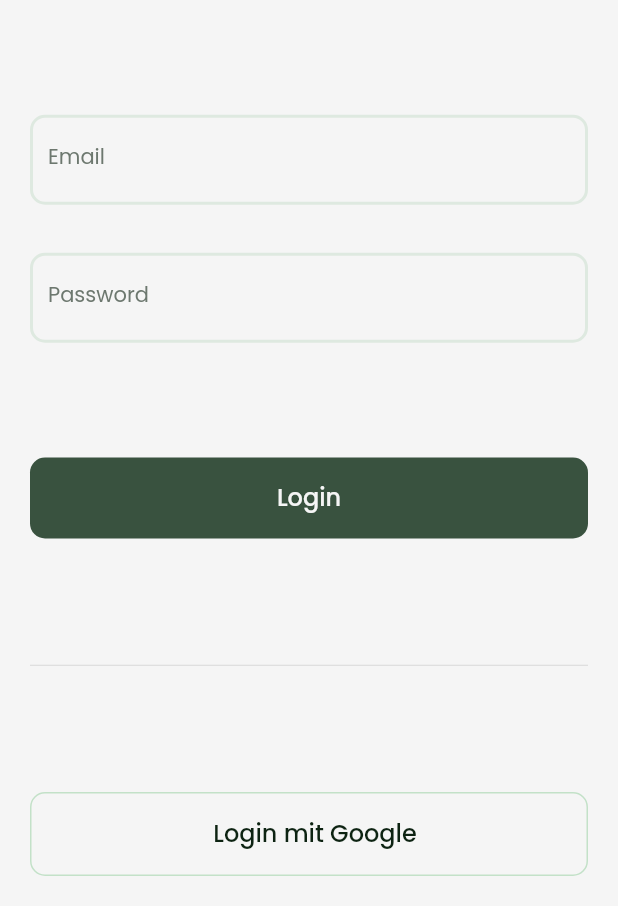
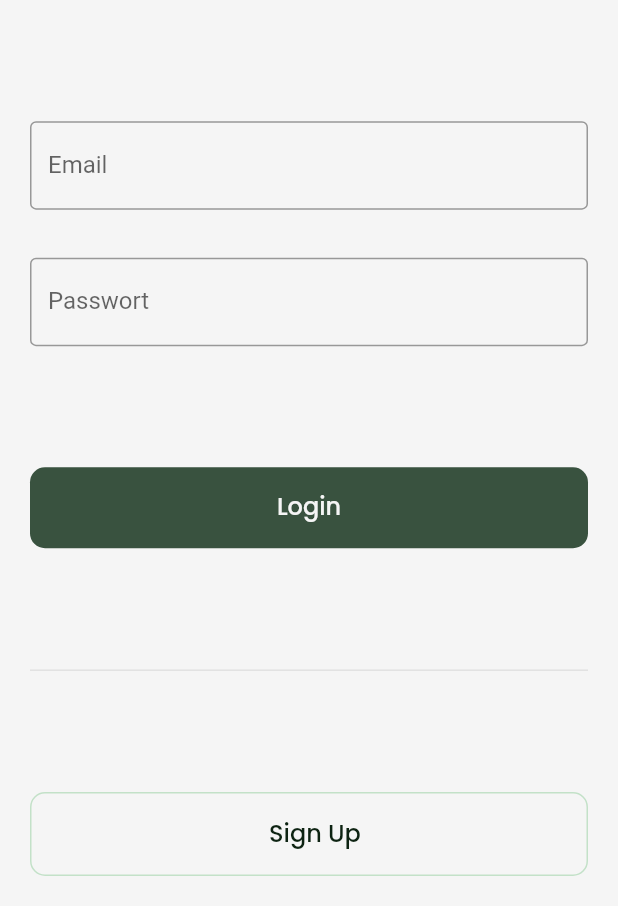
Before and after one commit to hanna-kr/grootly_app, a Flutter app: the LoginPage screen opened by its route, on a phone screen of 412 x 824 dp, the part 330-1236 px from its top. Run offline on Flutter 3.47's test engine with Material 2 defaults, Android fonts, the phone set to English and light mode, and no system bars; our stand-ins replace cloud_firestore, firebase_analytics, firebase_auth, firebase_core, image_picker, lottie; accounts and stored records are empty.

Commit message:
login, sign up, auth service added

```diff
--- a/lib/app.dart
+++ b/lib/app.dart
@@ -26,7 +26,8 @@ class GrootlyApp extends StatelessWidget {
       // darkTheme: ThemeData.dark(useMaterial3: true),
       initialRoute: '/',
       routes: {
-        '/': (context) => const SignUpPage(),
+        '/': (context) => const LoginPage(),
+        '/sign_up': (context) => const SignUpPage(),
         '/bottom_nav_page': (context) => const BottomNavPage(),
         '/login': (context) => const LoginPage(),
         '/home': (context) => const HomePage(),
--- a/lib/src/features/authentication/presentation/login_screen.dart
+++ b/lib/src/features/authentication/presentation/login_screen.dart
@@ -1,13 +1,25 @@
 import 'package:flutter/material.dart';
+import 'package:grootly_app/src/core/presentation/navigation/bottom_nav_page.dart';
 import 'package:grootly_app/src/core/presentation/styles/color/color_style.dart';
 import 'package:grootly_app/src/core/presentation/styles/padding/position_styles.dart';
 import 'package:grootly_app/src/core/presentation/styles/spacing/spacing.dart';
 import 'package:grootly_app/src/core/presentation/widgets/primary_button.dart';
 import 'package:grootly_app/src/core/presentation/widgets/secondary_button.dart';
-import 'package:grootly_app/src/core/presentation/widgets/textfield.dart';
+import 'package:grootly_app/src/features/profile/application/auth_service.dart';
 
-class LoginPage extends StatelessWidget {
+class LoginPage extends StatefulWidget {
   const LoginPage({super.key});
+
+  @override
+  State<LoginPage> createState() => _LoginPageState();
+}
+
+class _LoginPageState extends State<LoginPage> {
+  final TextEditingController _emailController = TextEditingController();
+  final TextEditingController _passwordController = TextEditingController();
+
+  String email = '';
+  String password = '';
 
   @override
   Widget build(BuildContext context) {
@@ -20,33 +32,62 @@ class LoginPage extends StatelessWidget {
           slivers: [
             SliverFillRemaining(
               hasScrollBody: false,
-              child: SafeArea(
               child: Column(
                 mainAxisAlignment: MainAxisAlignment.spaceBetween,
                 children: [
                   SizedBox(
                       height: 200,
                       width: 200,
-                        child:
-                            Image.asset('assets/images/logo/grootlylogo.png')),
+                      child: Image.asset('assets/images/logo/grootlylogo.png')),
                   Column(
                     children: [
-                        CustomTextField(
+                      TextField(
+                        controller: _emailController,
+                        decoration: const InputDecoration(
                             labelText: 'Email',
-                          hintText: 'Gib hier deine Emailadresse an',
+                            hintText: 'Email',
+                            border: OutlineInputBorder()),
                       ),
                       SpacingH.l,
-                        CustomTextField(
-                          labelText: 'Password',
-                          hintText: 'Gib hier dein Passwort an',
+                      TextField(
+                        controller: _passwordController,
+                        decoration: const InputDecoration(
+                            labelText: 'Passwort',
+                            hintText: 'Passwort',
+                            border: OutlineInputBorder()),
                       ),
                     ],
                   ),
-                    PrimaryButton(text: 'Login', onPressed: () {}),
-                    Divider(),
-                    SecondaryButton(text: 'Login mit Google', onPressed: () {})
+                  PrimaryButton(
+                    text: 'Login',
+                    onPressed: () async {
+                      final message = await AuthService().login(
+                        email: _emailController.text,
+                        password: _passwordController.text,
+                      );
+                      if (message!.contains('Success')) {
+                        Navigator.of(context).pushReplacement(
+                          MaterialPageRoute(
+                            builder: (context) => const BottomNavPage(),
+                          ),
+                        );
+                      }
+                      ScaffoldMessenger.of(context).showSnackBar(
+                        SnackBar(
+                          content: Text(message),
+                        ),
+                      );
+                    },
+                  ),
+                  const Divider(
+                    height: 1,
+                  ),
+                  SecondaryButton(
+                      text: 'Sign Up',
+                      onPressed: () {
+                        Navigator.pushNamed(context, '/sign_up');
+                      })
                 ],
-                ),
               ),
             ),
           ],
--- a/pubspec.yaml
+++ b/pubspec.yaml
@@ -22,6 +22,7 @@ dependencies:
   firebase_core: ^2.17.0
   firebase_analytics: ^10.5.1
   firebase_auth: ^4.10.1
+  cloud_firestore: ^4.9.3
 
 dev_dependencies:
   flutter_test:
```
Also changed, not shown: lib/src/core/presentation/styles/textfield_deco/textfield_deco.dart (deleted, +0 -30 lines), lib/src/features/authentication/domain/user_modell.dart (added, +32 -0 lines), lib/src/features/authentication/presentation/sign_up_screen.dart (+44 -17 lines), lib/src/features/home/presentation/home.dart (+3 -19 lines), lib/src/features/profile/application/auth_service.dart (added, +49 -0 lines), lib/src/features/profile/presentation/screens/profile_page.dart (+19 -3 lines), pubspec.lock, 3 other files. Lines whose indentation alone changed are shown as unchanged.
